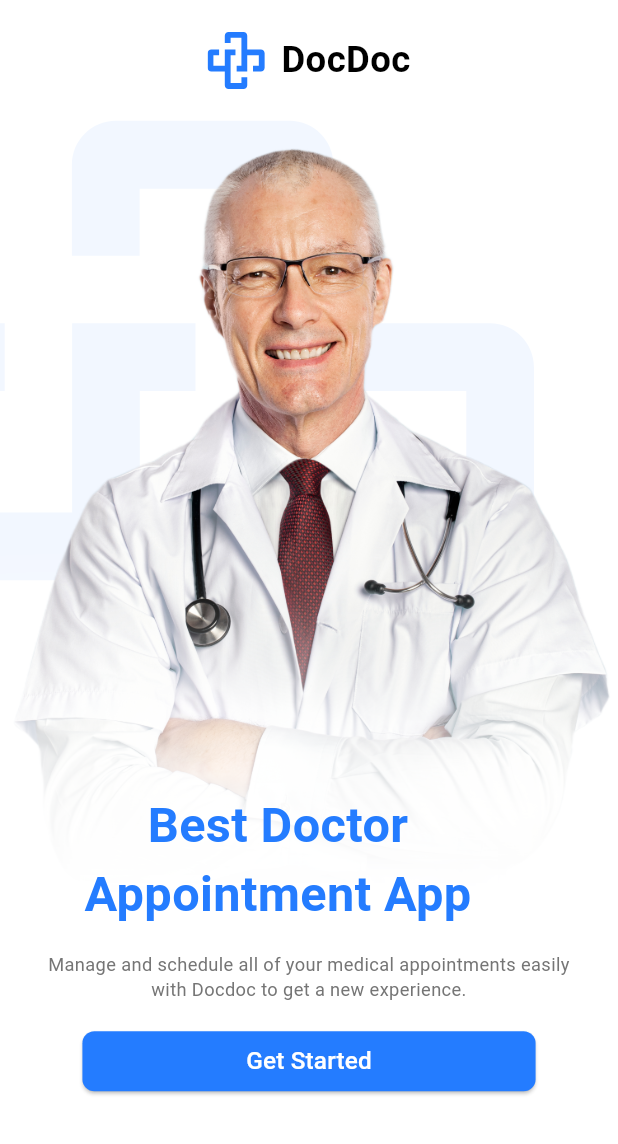
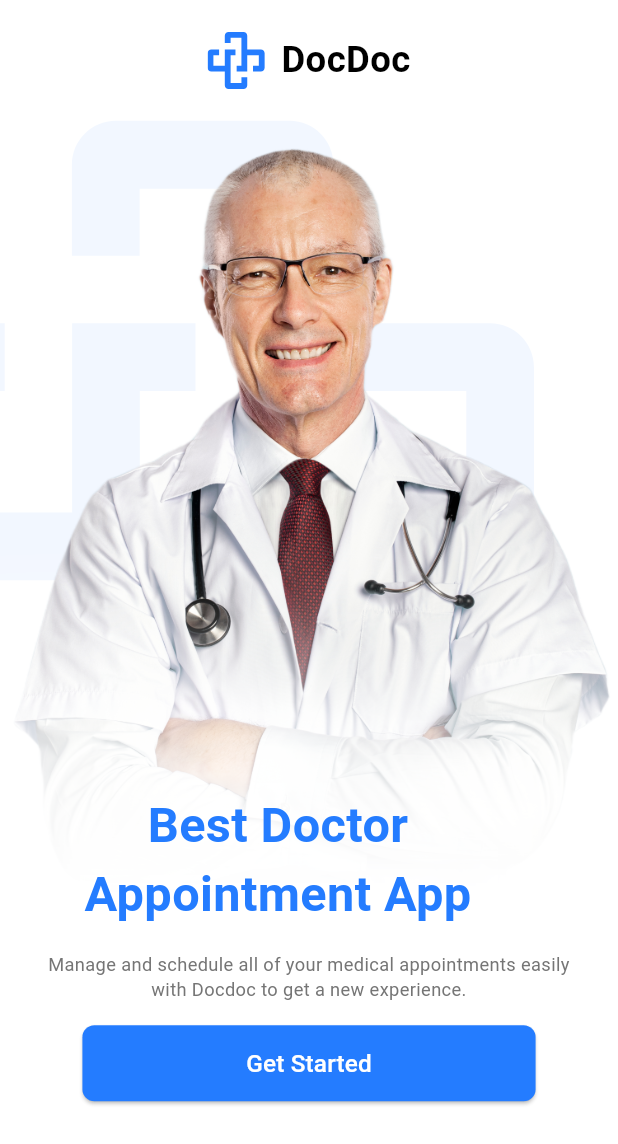
Before and after one commit to beshoySpatium/advanced_topics_in_flutter, a Flutter app: the screen it shows after launch, on a phone screen of 412 x 824 dp. Shown: the top 1144 px of the screen. Run offline on Flutter 3.47's test engine with Material 3 defaults, Android fonts, the phone set to English and light mode, and no system bars; our stand-ins replace flutter_screenutil, flutter_svg.

Commit message:
onboarding fixing

```diff
--- a/lib/features/on_boarding/ui/screens/onboarding_screen.dart
+++ b/lib/features/on_boarding/ui/screens/onboarding_screen.dart
@@ -33,17 +33,13 @@ class OnboardingScreen extends StatelessWidget {
               child: ElevatedButton(
                   onPressed: () {},
                   style: ElevatedButton.styleFrom(
+                      minimumSize: Size(double.infinity, 50.h),
                       shape: RoundedRectangleBorder(
                           borderRadius: BorderRadius.circular(8)),
                       backgroundColor: AppColors.mainblue),
-                  child: Row(
-                    mainAxisAlignment: MainAxisAlignment.center,
-                    children: [
-                      Text(
-                        'Get Started',
-                        style: TextStyles.font16WhiteNormal,
-                      ),
-                    ],
+                  child: Text(
+                    'Get Started',
+                    style: TextStyles.font16WhiteNormal,
                   )),
             )
           ],
```
